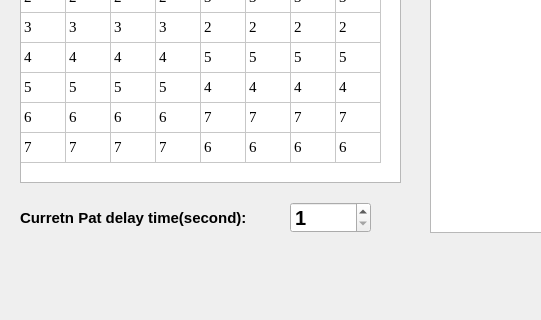
Old version of the form twoFirst01/DimmingDebugger_Readback_SX7/TestPattern_res.ui in the repository hooloong/gitpython; both pictures show x 0 to 541 and y 388 to 708 of the 870 by 708 pixel window.
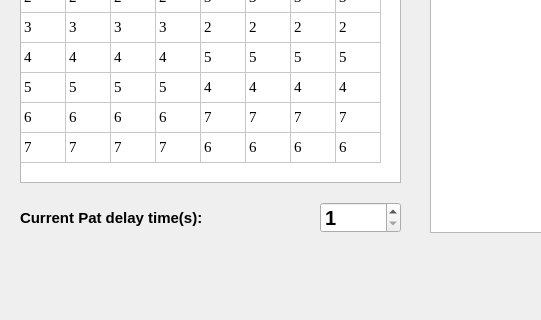
New version of the form.

The edit to the form file:
```diff
--- a/twoFirst01/DimmingDebugger_Readback_SX7/TestPattern_res.ui
+++ b/twoFirst01/DimmingDebugger_Readback_SX7/TestPattern_res.ui
@@ -152,7 +152,7 @@
     <rect>
      <x>20</x>
      <y>590</y>
-     <width>251</width>
+     <width>281</width>
      <height>31</height>
     </rect>
    </property>
@@ -164,7 +164,7 @@
     </font>
    </property>
    <property name="text">
-    <string>Curretn Pat delay time(second):</string>
+    <string>Current Pat delay time(s):</string>
    </property>
   </widget>
   <widget class="QSpinBox" name="spinBox_patdelays">
@@ -173,7 +173,7 @@
    </property>
    <property name="geometry">
     <rect>
-     <x>290</x>
+     <x>320</x>
      <y>590</y>
      <width>81</width>
      <height>31</height>
```
